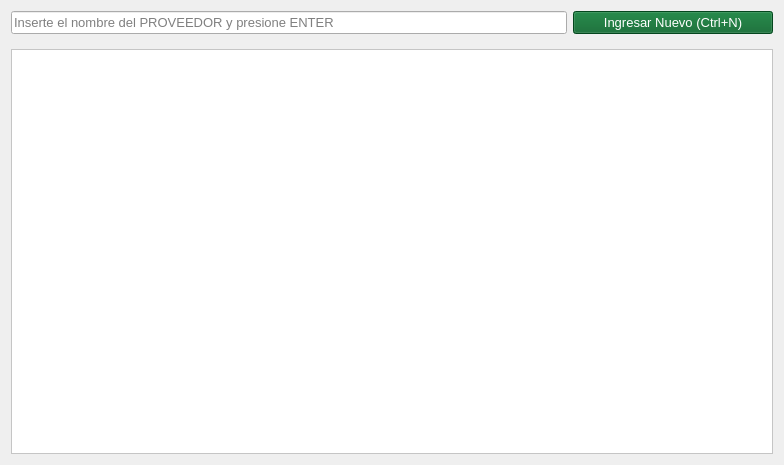
First picture: the form in gui/listas/listaProveedores.ui, repository shae-ra/sindicato, before the edit.
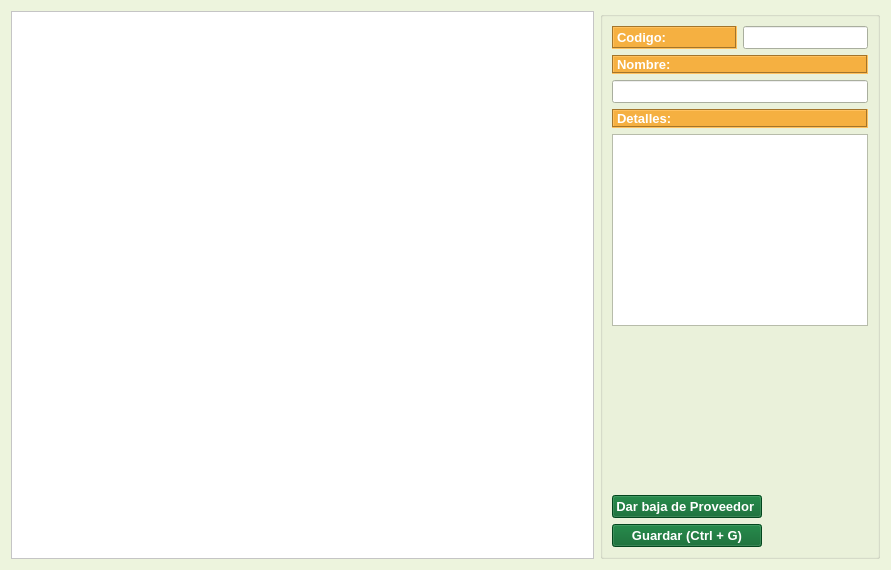
Second picture: the form after the edit. Icons and pictures are not drawn.

Patch:
```diff
--- a/gui/listas/listaProveedores.ui
+++ b/gui/listas/listaProveedores.ui
@@ -6,122 +6,432 @@
    <rect>
     <x>0</x>
     <y>0</y>
-    <width>784</width>
-    <height>465</height>
+    <width>891</width>
+    <height>570</height>
    </rect>
   </property>
+  <property name="palette">
+   <palette>
+    <active>
+     <colorrole role="WindowText">
+      <brush brushstyle="SolidPattern">
+       <color alpha="255">
+        <red>0</red>
+        <green>0</green>
+        <blue>0</blue>
+       </color>
+      </brush>
+     </colorrole>
+     <colorrole role="Button">
+      <brush brushstyle="SolidPattern">
+       <color alpha="255">
+        <red>237</red>
+        <green>244</green>
+        <blue>221</blue>
+       </color>
+      </brush>
+     </colorrole>
+     <colorrole role="Light">
+      <brush brushstyle="SolidPattern">
+       <color alpha="255">
+        <red>255</red>
+        <green>255</green>
+        <blue>255</blue>
+       </color>
+      </brush>
+     </colorrole>
+     <colorrole role="Midlight">
+      <brush brushstyle="SolidPattern">
+       <color alpha="255">
+        <red>246</red>
+        <green>249</green>
+        <blue>238</blue>
+       </color>
+      </brush>
+     </colorrole>
+     <colorrole role="Dark">
+      <brush brushstyle="SolidPattern">
+       <color alpha="255">
+        <red>118</red>
+        <green>122</green>
+        <blue>110</blue>
+       </color>
+      </brush>
+     </colorrole>
+     <colorrole role="Mid">
+      <brush brushstyle="SolidPattern">
+       <color alpha="255">
+        <red>158</red>
+        <green>163</green>
+        <blue>147</blue>
+       </color>
+      </brush>
+     </colorrole>
+     <colorrole role="Text">
+      <brush brushstyle="SolidPattern">
+       <color alpha="255">
+        <red>0</red>
+        <green>0</green>
+        <blue>0</blue>
+       </color>
+      </brush>
+     </colorrole>
+     <colorrole role="BrightText">
+      <brush brushstyle="SolidPattern">
+       <color alpha="255">
+        <red>255</red>
+        <green>255</green>
+        <blue>255</blue>
+       </color>
+      </brush>
+     </colorrole>
+     <colorrole role="ButtonText">
+      <brush brushstyle="SolidPattern">
+       <color alpha="255">
+        <red>0</red>
+        <green>0</green>
+        <blue>0</blue>
+       </color>
+      </brush>
+     </colorrole>
+     <colorrole role="Base">
+      <brush brushstyle="SolidPattern">
+       <color alpha="255">
+        <red>255</red>
+        <green>255</green>
+        <blue>255</blue>
+       </color>
+      </brush>
+     </colorrole>
+     <colorrole role="Window">
+      <brush brushstyle="SolidPattern">
+       <color alpha="255">
+        <red>237</red>
+        <green>244</green>
+        <blue>221</blue>
+       </color>
+      </brush>
+     </colorrole>
+     <colorrole role="Shadow">
+      <brush brushstyle="SolidPattern">
+       <color alpha="255">
+        <red>0</red>
+        <green>0</green>
+        <blue>0</blue>
+       </color>
+      </brush>
+     </colorrole>
+     <colorrole role="AlternateBase">
+      <brush brushstyle="SolidPattern">
+       <color alpha="255">
+        <red>246</red>
+        <green>249</green>
+        <blue>238</blue>
+       </color>
+      </brush>
+     </colorrole>
+     <colorrole role="ToolTipBase">
+      <brush brushstyle="SolidPattern">
+       <color alpha="255">
+        <red>255</red>
+        <green>255</green>
+        <blue>220</blue>
+       </color>
+      </brush>
+     </colorrole>
+     <colorrole role="ToolTipText">
+      <brush brushstyle="SolidPattern">
+       <color alpha="255">
+        <red>0</red>
+        <green>0</green>
+        <blue>0</blue>
+       </color>
+      </brush>
+     </colorrole>
+    </active>
+    <inactive>
+     <colorrole role="WindowText">
+      <brush brushstyle="SolidPattern">
+       <color alpha="255">
+        <red>0</red>
+        <green>0</green>
+        <blue>0</blue>
+       </color>
+      </brush>
+     </colorrole>
+     <colorrole role="Button">
+      <brush brushstyle="SolidPattern">
+       <color alpha="255">
+        <red>237</red>
+        <green>244</green>
+        <blue>221</blue>
+       </color>
+      </brush>
+     </colorrole>
+     <colorrole role="Light">
+      <brush brushstyle="SolidPattern">
+       <color alpha="255">
+        <red>255</red>
+        <green>255</green>
+        <blue>255</blue>
+       </color>
+      </brush>
+     </colorrole>
+     <colorrole role="Midlight">
+      <brush brushstyle="SolidPattern">
+       <color alpha="255">
+        <red>246</red>
+        <green>249</green>
+        <blue>238</blue>
+       </color>
+      </brush>
+     </colorrole>
+     <colorrole role="Dark">
+      <brush brushstyle="SolidPattern">
+       <color alpha="255">
+        <red>118</red>
+        <green>122</green>
+        <blue>110</blue>
+       </color>
+      </brush>
+     </colorrole>
+     <colorrole role="Mid">
+      <brush brushstyle="SolidPattern">
+       <color alpha="255">
+        <red>158</red>
+        <green>163</green>
+        <blue>147</blue>
+       </color>
+      </brush>
+     </colorrole>
+     <colorrole role="Text">
+      <brush brushstyle="SolidPattern">
+       <color alpha="255">
+        <red>0</red>
+        <green>0</green>
+        <blue>0</blue>
+       </color>
+      </brush>
+     </colorrole>
+     <colorrole role="BrightText">
+      <brush brushstyle="SolidPattern">
+       <color alpha="255">
+        <red>255</red>
+        <green>255</green>
+        <blue>255</blue>
+       </color>
+      </brush>
+     </colorrole>
+     <colorrole role="ButtonText">
+      <brush brushstyle="SolidPattern">
+       <color alpha="255">
+        <red>0</red>
+        <green>0</green>
+        <blue>0</blue>
+       </color>
+      </brush>
+     </colorrole>
+     <colorrole role="Base">
+      <brush brushstyle="SolidPattern">
+       <color alpha="255">
+        <red>255</red>
+        <green>255</green>
+        <blue>255</blue>
+       </color>
+      </brush>
+     </colorrole>
+     <colorrole role="Window">
+      <brush brushstyle="SolidPattern">
+       <color alpha="255">
+        <red>237</red>
+        <green>244</green>
+        <blue>221</blue>
+       </color>
+      </brush>
+     </colorrole>
+     <colorrole role="Shadow">
+      <brush brushstyle="SolidPattern">
+       <color alpha="255">
+        <red>0</red>
+        <green>0</green>
+        <blue>0</blue>
+       </color>
+      </brush>
+     </colorrole>
+     <colorrole role="AlternateBase">
+      <brush brushstyle="SolidPattern">
+       <color alpha="255">
+        <red>246</red>
+        <green>249</green>
+        <blue>238</blue>
+       </color>
+      </brush>
+     </colorrole>
+     <colorrole role="ToolTipBase">
+      <brush brushstyle="SolidPattern">
+       <color alpha="255">
+        <red>255</red>
+        <green>255</green>
+        <blue>220</blue>
+       </color>
+      </brush>
+     </colorrole>
+     <colorrole role="ToolTipText">
+      <brush brushstyle="SolidPattern">
+       <color alpha="255">
+        <red>0</red>
+        <green>0</green>
+        <blue>0</blue>
+       </color>
+      </brush>
+     </colorrole>
+    </inactive>
+    <disabled>
+     <colorrole role="WindowText">
+      <brush brushstyle="SolidPattern">
+       <color alpha="255">
+        <red>118</red>
+        <green>122</green>
+        <blue>110</blue>
+       </color>
+      </brush>
+     </colorrole>
+     <colorrole role="Button">
+      <brush brushstyle="SolidPattern">
+       <color alpha="255">
+        <red>237</red>
+        <green>244</green>
+        <blue>221</blue>
+       </color>
+      </brush>
+     </colorrole>
+     <colorrole role="Light">
+      <brush brushstyle="SolidPattern">
+       <color alpha="255">
+        <red>255</red>
+        <green>255</green>
+        <blue>255</blue>
+       </color>
+      </brush>
+     </colorrole>
+     <colorrole role="Midlight">
+      <brush brushstyle="SolidPattern">
+       <color alpha="255">
+        <red>246</red>
+        <green>249</green>
+        <blue>238</blue>
+       </color>
+      </brush>
+     </colorrole>
+     <colorrole role="Dark">
+      <brush brushstyle="SolidPattern">
+       <color alpha="255">
+        <red>118</red>
+        <green>122</green>
+        <blue>110</blue>
+       </color>
+      </brush>
+     </colorrole>
+     <colorrole role="Mid">
+      <brush brushstyle="SolidPattern">
+       <color alpha="255">
+        <red>158</red>
+        <green>163</green>
+        <blue>147</blue>
+       </color>
+      </brush>
+     </colorrole>
+     <colorrole role="Text">
+      <brush brushstyle="SolidPattern">
+       <color alpha="255">
+        <red>118</red>
+        <green>122</green>
+        <blue>110</blue>
+       </color>
+      </brush>
+     </colorrole>
+     <colorrole role="BrightText">
+      <brush brushstyle="SolidPattern">
+       <color alpha="255">
+        <red>255</red>
+        <green>255</green>
+        <blue>255</blue>
+       </color>
+      </brush>
+     </colorrole>
+     <colorrole role="ButtonText">
+      <brush brushstyle="SolidPattern">
+       <color alpha="255">
+        <red>118</red>
+        <green>122</green>
+        <blue>110</blue>
+       </color>
+      </brush>
+     </colorrole>
+     <colorrole role="Base">
+      <brush brushstyle="SolidPattern">
+       <color alpha="255">
+        <red>237</red>
+        <green>244</green>
+        <blue>221</blue>
+       </color>
+      </brush>
+     </colorrole>
+     <colorrole role="Window">
+      <brush brushstyle="SolidPattern">
+       <color alpha="255">
+        <red>237</red>
+        <green>244</green>
+        <blue>221</blue>
+       </color>
+      </brush>
+     </colorrole>
+     <colorrole role="Shadow">
+      <brush brushstyle="SolidPattern">
+       <color alpha="255">
+        <red>0</red>
+        <green>0</green>
+        <blue>0</blue>
+       </color>
+      </brush>
+     </colorrole>
+     <colorrole role="AlternateBase">
+      <brush brushstyle="SolidPattern">
+       <color alpha="255">
+        <red>237</red>
+        <green>244</green>
+        <blue>221</blue>
+       </color>
+      </brush>
+     </colorrole>
+     <colorrole role="ToolTipBase">
+      <brush brushstyle="SolidPattern">
+       <color alpha="255">
+        <red>255</red>
+        <green>255</green>
+        <blue>220</blue>
+       </color>
+      </brush>
+     </colorrole>
+     <colorrole role="ToolTipText">
+      <brush brushstyle="SolidPattern">
+       <color alpha="255">
+        <red>0</red>
+        <green>0</green>
+        <blue>0</blue>
+       </color>
+      </brush>
+     </colorrole>
+    </disabled>
+   </palette>
+  </property>
   <property name="windowTitle">
    <string/>
   </property>
-  <layout class="QGridLayout" name="gridLayout">
+  <layout class="QGridLayout" name="gridLayout_5">
    <item row="0" column="0">
-    <layout class="QGridLayout" name="gridLayout_2" rowstretch="5,0,95">
+    <layout class="QGridLayout" name="gridLayout_2" rowstretch="5" columnstretch="85,15,0">
      <item row="0" column="0" colspan="2">
-      <widget class="QLineEdit" name="ln_buscar">
-       <property name="sizePolicy">
-        <sizepolicy hsizetype="Expanding" vsizetype="Expanding">
-         <horstretch>0</horstretch>
-         <verstretch>0</verstretch>
-        </sizepolicy>
-       </property>
-       <property name="font">
-        <font>
-         <family>MS Shell Dlg 2</family>
-         <pointsize>10</pointsize>
-         <weight>50</weight>
-         <bold>false</bold>
-        </font>
-       </property>
-       <property name="mouseTracking">
-        <bool>false</bool>
-       </property>
-       <property name="text">
-        <string/>
-       </property>
-       <property name="frame">
-        <bool>true</bool>
-       </property>
-       <property name="placeholderText">
-        <string>Inserte el nombre del PROVEEDOR y presione ENTER</string>
-       </property>
-       <property name="clearButtonEnabled">
-        <bool>true</bool>
-       </property>
-      </widget>
-     </item>
-     <item row="0" column="2">
-      <widget class="QPushButton" name="btn_nuevo">
-       <property name="sizePolicy">
-        <sizepolicy hsizetype="Expanding" vsizetype="Fixed">
-         <horstretch>0</horstretch>
-         <verstretch>0</verstretch>
-        </sizepolicy>
-       </property>
-       <property name="maximumSize">
-        <size>
-         <width>200</width>
-         <height>200</height>
-        </size>
-       </property>
-       <property name="font">
-        <font>
-         <family>MS Shell Dlg 2</family>
-         <pointsize>10</pointsize>
-         <weight>50</weight>
-         <bold>false</bold>
-        </font>
-       </property>
-       <property name="styleSheet">
-        <string notr="true">#btn_nuevo{
-background-color:#046228;
-color: #ffffff
-}
-
-#btn_nuevo:hover{
-background-color:#149144;
-}
-</string>
-       </property>
-       <property name="text">
-        <string>Ingresar Nuevo (Ctrl+N)</string>
-       </property>
-       <property name="icon">
-        <iconset>
-         <normaloff>../iconos/down.ico</normaloff>../iconos/down.ico</iconset>
-       </property>
-       <property name="iconSize">
-        <size>
-         <width>30</width>
-         <height>30</height>
-        </size>
-       </property>
-       <property name="shortcut">
-        <string>Ctrl+N</string>
-       </property>
-      </widget>
-     </item>
-     <item row="1" column="0" colspan="3">
-      <spacer name="horizontalSpacer">
-       <property name="font">
-        <font>
-         <family>MS Shell Dlg 2</family>
-         <pointsize>10</pointsize>
-         <weight>75</weight>
-         <bold>true</bold>
-        </font>
-       </property>
-       <property name="orientation">
-        <enum>Qt::Horizontal</enum>
-       </property>
-       <property name="sizeHint" stdset="0">
-        <size>
-         <width>40</width>
-         <height>9</height>
-        </size>
-       </property>
-      </spacer>
-     </item>
-     <item row="2" column="0" colspan="3">
       <widget class="QTableView" name="tbl_articulos">
        <property name="palette">
         <palette>
@@ -560,6 +870,266 @@
        </attribute>
       </widget>
      </item>
+     <item row="0" column="2">
+      <widget class="QGroupBox" name="groupBox">
+       <property name="title">
+        <string/>
+       </property>
+       <layout class="QGridLayout" name="gridLayout">
+        <item row="3" column="0">
+         <widget class="QPushButton" name="btn_eliminar">
+          <property name="sizePolicy">
+           <sizepolicy hsizetype="Fixed" vsizetype="Fixed">
+            <horstretch>0</horstretch>
+            <verstretch>0</verstretch>
+           </sizepolicy>
+          </property>
+          <property name="maximumSize">
+           <size>
+            <width>285</width>
+            <height>200</height>
+           </size>
+          </property>
+          <property name="font">
+           <font>
+            <family>MS Shell Dlg 2</family>
+            <pointsize>10</pointsize>
+            <weight>75</weight>
+            <bold>true</bold>
+           </font>
+          </property>
+          <property name="styleSheet">
+           <string notr="true">#btn_eliminar{
+background-color:#046228;
+color: #ffffff
+}
+
+#btn_eliminar:hover{
+background-color:#149144;
+}
+</string>
+          </property>
+          <property name="text">
+           <string>Dar baja de Proveedor </string>
+          </property>
+          <property name="icon">
+           <iconset>
+            <normaloff>../iconos/delete.ico</normaloff>../iconos/delete.ico</iconset>
+          </property>
+          <property name="iconSize">
+           <size>
+            <width>30</width>
+            <height>30</height>
+           </size>
+          </property>
+          <property name="shortcut">
+           <string>Ctrl+N</string>
+          </property>
+         </widget>
+        </item>
+        <item row="5" column="0">
+         <widget class="QPushButton" name="btn_guardar">
+          <property name="sizePolicy">
+           <sizepolicy hsizetype="Fixed" vsizetype="Fixed">
+            <horstretch>0</horstretch>
+            <verstretch>0</verstretch>
+           </sizepolicy>
+          </property>
+          <property name="maximumSize">
+           <size>
+            <width>242</width>
+            <height>200</height>
+           </size>
+          </property>
+          <property name="font">
+           <font>
+            <family>MS Shell Dlg 2</family>
+            <pointsize>10</pointsize>
+            <weight>75</weight>
+            <bold>true</bold>
+           </font>
+          </property>
+          <property name="styleSheet">
+           <string notr="true">#btn_guardar{
+background-color:#046228;
+color: #ffffff
+}
+
+#btn_guardar:hover{
+background-color:#149144;
+}
+</string>
+          </property>
+          <property name="text">
+           <string>Guardar (Ctrl + G)</string>
+          </property>
+          <property name="icon">
+           <iconset>
+            <normaloff>../iconos/apply.ico</normaloff>../iconos/apply.ico</iconset>
+          </property>
+          <property name="iconSize">
+           <size>
+            <width>30</width>
+            <height>30</height>
+           </size>
+          </property>
+          <property name="shortcut">
+           <string>Ctrl+N</string>
+          </property>
+         </widget>
+        </item>
+        <item row="0" column="0" colspan="2">
+         <layout class="QGridLayout" name="gridLayout_4" columnstretch="30,0">
+          <item row="0" column="1">
+           <widget class="QLineEdit" name="lineEdit_3">
+            <property name="sizePolicy">
+             <sizepolicy hsizetype="Expanding" vsizetype="Expanding">
+              <horstretch>0</horstretch>
+              <verstretch>0</verstretch>
+             </sizepolicy>
+            </property>
+            <property name="font">
+             <font>
+              <family>MS Shell Dlg 2</family>
+              <pointsize>10</pointsize>
+              <weight>75</weight>
+              <bold>true</bold>
+             </font>
+            </property>
+           </widget>
+          </item>
+          <item row="0" column="0">
+           <widget class="QLabel" name="label_6">
+            <property name="sizePolicy">
+             <sizepolicy hsizetype="Preferred" vsizetype="Expanding">
+              <horstretch>0</horstretch>
+              <verstretch>0</verstretch>
+             </sizepolicy>
+            </property>
+            <property name="font">
+             <font>
+              <family>MS Shell Dlg 2</family>
+              <pointsize>10</pointsize>
+              <weight>75</weight>
+              <bold>true</bold>
+             </font>
+            </property>
+            <property name="styleSheet">
+             <string notr="true">#label_6{
+background-color:#F5B041 ;
+color: #FFFFFF ;
+}</string>
+            </property>
+            <property name="frameShape">
+             <enum>QFrame::Box</enum>
+            </property>
+            <property name="frameShadow">
+             <enum>QFrame::Sunken</enum>
+            </property>
+            <property name="text">
+             <string>Codigo:</string>
+            </property>
+           </widget>
+          </item>
+          <item row="2" column="0" colspan="2">
+           <widget class="QLineEdit" name="lineEdit_6">
+            <property name="sizePolicy">
+             <sizepolicy hsizetype="Expanding" vsizetype="Expanding">
+              <horstretch>0</horstretch>
+              <verstretch>0</verstretch>
+             </sizepolicy>
+            </property>
+            <property name="font">
+             <font>
+              <family>MS Shell Dlg 2</family>
+              <pointsize>10</pointsize>
+              <weight>75</weight>
+              <bold>true</bold>
+             </font>
+            </property>
+           </widget>
+          </item>
+          <item row="1" column="0" colspan="2">
+           <widget class="QLabel" name="label_7">
+            <property name="font">
+             <font>
+              <family>MS Shell Dlg 2</family>
+              <pointsize>10</pointsize>
+              <weight>75</weight>
+              <bold>true</bold>
+             </font>
+            </property>
+            <property name="styleSheet">
+             <string notr="true">#label_7{
+background-color:#F5B041 ;
+color: #FFFFFF ;
+}</string>
+            </property>
+            <property name="frameShape">
+             <enum>QFrame::Box</enum>
+            </property>
+            <property name="frameShadow">
+             <enum>QFrame::Sunken</enum>
+            </property>
+            <property name="text">
+             <string>Nombre:</string>
+            </property>
+           </widget>
+          </item>
+          <item row="4" column="0" colspan="2">
+           <widget class="QPlainTextEdit" name="plainTextEdit"/>
+          </item>
+          <item row="3" column="0" colspan="2">
+           <widget class="QLabel" name="label_8">
+            <property name="sizePolicy">
+             <sizepolicy hsizetype="Preferred" vsizetype="Expanding">
+              <horstretch>0</horstretch>
+              <verstretch>0</verstretch>
+             </sizepolicy>
+            </property>
+            <property name="font">
+             <font>
+              <family>MS Shell Dlg 2</family>
+              <pointsize>10</pointsize>
+              <weight>75</weight>
+              <bold>true</bold>
+             </font>
+            </property>
+            <property name="styleSheet">
+             <string notr="true">#label_8{
+background-color:#F5B041 ;
+color: #FFFFFF ;
+}</string>
+            </property>
+            <property name="frameShape">
+             <enum>QFrame::Box</enum>
+            </property>
+            <property name="frameShadow">
+             <enum>QFrame::Sunken</enum>
+            </property>
+            <property name="text">
+             <string>Detalles:</string>
+            </property>
+           </widget>
+          </item>
+         </layout>
+        </item>
+        <item row="1" column="0" colspan="2">
+         <spacer name="verticalSpacer">
+          <property name="orientation">
+           <enum>Qt::Vertical</enum>
+          </property>
+          <property name="sizeHint" stdset="0">
+           <size>
+            <width>20</width>
+            <height>40</height>
+           </size>
+          </property>
+         </spacer>
+        </item>
+       </layout>
+      </widget>
+     </item>
     </layout>
    </item>
   </layout>
```
